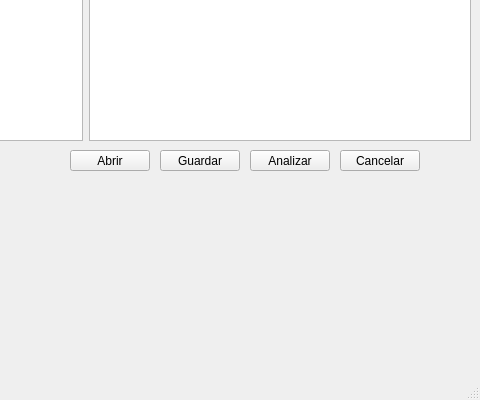
Qt form mainwindow.ui (Evineit/Lexical-Analyzer) before a commit; both pictures show x 320 to 800 and y 200 to 600 of the 800 by 600 pixel window.
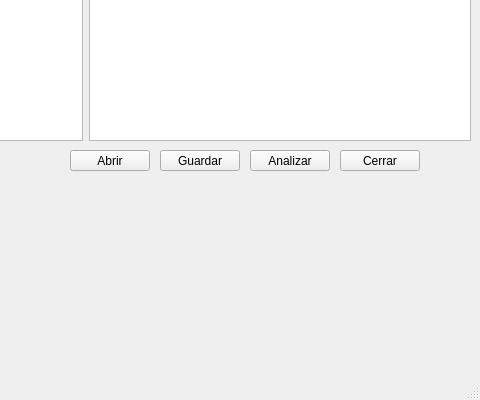
The same form after that commit.

The edit to the form file:
```diff
--- a/mainwindow.ui
+++ b/mainwindow.ui
@@ -69,7 +69,7 @@
      </rect>
     </property>
     <property name="text">
-     <string>Cancelar</string>
+     <string>Cerrar</string>
     </property>
    </widget>
    <widget class="QWidget" name="horizontalLayoutWidget">
```
Left out of the diff: 2 changed lines with no effect on the pictures.
